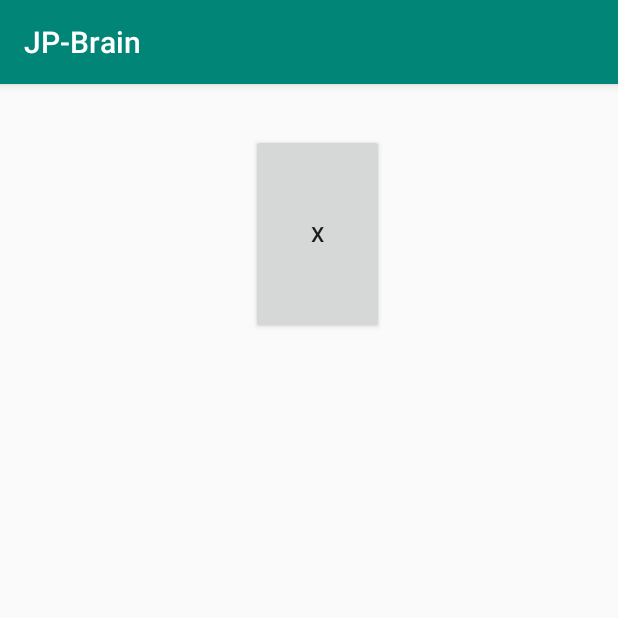
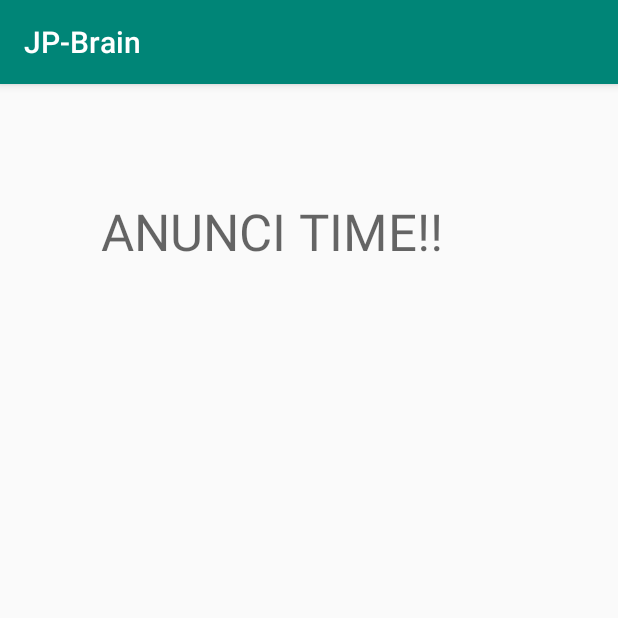
Before and after one commit to JotaPota/JPJP, an Android app: the AdsMobExemple screen opened directly, with no data from a screen before it, on a phone screen of 412 x 824 dp, the top half of it. Run offline under Robolectric (Android 15) with nearby library versions, the phone set to English and light mode, and no system bars; our stand-ins replace AdMob.

```diff
--- a/JPBrain/app/build.gradle
+++ b/JPBrain/app/build.gradle
@@ -28,7 +28,7 @@ dependencies {
     androidTestImplementation 'androidx.test.espresso:espresso-core:3.1.1'
     implementation 'com.google.android.gms:play-services-ads:18.3.0'
     //noinspection GradleCompatible
-    implementation 'com.android.support:support-compat:28.0.0'
+    implementation "com.android.support:support-compat:28.0.0"
 
 
 }
--- a/JPBrain/app/src/main/AndroidManifest.xml
+++ b/JPBrain/app/src/main/AndroidManifest.xml
@@ -2,6 +2,7 @@
 <manifest xmlns:android="http://schemas.android.com/apk/res/android"
     package="com.example.jp_brain">
 
+    <uses-permission android:name="android.permission.INTERNET" />
 
     <application
         android:allowBackup="true"
@@ -10,7 +11,8 @@
         android:roundIcon="@mipmap/ic_launcher_round"
         android:supportsRtl="true"
         android:theme="@style/AppTheme">
-        <activity android:name=".AdsMobExemple"></activity>
+        <activity android:name=".pantalla_final"></activity>
+        <activity android:name=".AdsMobExemple" />
         <activity android:name=".pantalla3" />
         <activity android:name=".pantalla2" />
         <activity android:name=".MainActivity">
@@ -23,7 +25,7 @@
 
         <meta-data
             android:name="com.google.android.gms.ads.APPLICATION_ID"
-            android:value= "ca-app-pub-3940256099942544~3347511713"/>
+            android:value="ca-app-pub-3940256099942544~3347511713" />
     </application>
 
 </manifest>
--- a/JPBrain/app/src/main/java/com/example/jp_brain/AdsMobExemple.java
+++ b/JPBrain/app/src/main/java/com/example/jp_brain/AdsMobExemple.java
@@ -5,6 +5,7 @@ import androidx.appcompat.widget.ButtonBarLayout;
 
 import android.content.Intent;
 import android.os.Bundle;
+import android.os.health.TimerStat;
 import android.view.View;
 import android.widget.Button;
 import android.widget.Toast;
@@ -16,16 +17,36 @@ import com.google.android.gms.ads.MobileAds;
 import com.google.android.gms.ads.initialization.InitializationStatus;
 import com.google.android.gms.ads.initialization.OnInitializationCompleteListener;
 
+import java.util.Timer;
+import java.util.TimerTask;
+
 
 public class AdsMobExemple extends AppCompatActivity {
-    private AdView mAdView;
+    public AdView mAdView;
+    public int sum = 0;
+    public int tSuma = 5;
 
 
     @Override
     protected void onCreate(Bundle savedInstanceState) {
         super.onCreate(savedInstanceState);
         setContentView(R.layout.activity_ads_mob_exemple);
-        Button boto_x = findViewById(R.id.button_x);
+        Timer reloj = new Timer();
+        TimerTask task = new TimerTask() {
+            @Override
+            public void run() {
+                sum = sum + 1;
+
+                if (sum == 5){
+                     Intent i = new Intent(AdsMobExemple.this, pantalla3.class);
+                     startActivity(i);
+                 }
+            }
+        };
+        Toast.makeText(getApplicationContext(),"L'anunci marxara en 5 segons",Toast.LENGTH_LONG).show();
+
+        reloj.schedule(task, 1000, 1000);
+
 
 
 
@@ -35,17 +56,13 @@ public class AdsMobExemple extends AppCompatActivity {
             }
         });
 
-        boto_x.setOnClickListener(new View.OnClickListener() {
-            @Override
-            public void onClick(View v) {
-                Intent i = new Intent(AdsMobExemple.this, pantalla3.class);
-                startActivity(i);
 
-            }
-        });
 
         mAdView = findViewById(R.id.adView);
         AdRequest adRequest = new AdRequest.Builder().build();
         mAdView.loadAd(adRequest);
         };
+
+
+
     }
--- a/JPBrain/app/src/main/res/layout/activity_ads_mob_exemple.xml
+++ b/JPBrain/app/src/main/res/layout/activity_ads_mob_exemple.xml
@@ -2,7 +2,6 @@
 <RelativeLayout xmlns:android="http://schemas.android.com/apk/res/android"
     xmlns:app="http://schemas.android.com/apk/res-auto"
     xmlns:tools="http://schemas.android.com/tools"
-    android:id="@+id/boto_invisible"
     android:layout_width="match_parent"
     android:layout_height="match_parent"
     tools:context=".AdsMobExemple">
@@ -13,35 +12,37 @@
         android:layout_height="wrap_content"
         android:layout_alignParentStart="true"
         android:layout_alignParentLeft="true"
+        android:layout_alignParentTop="true"
         android:layout_alignParentEnd="true"
         android:layout_alignParentRight="true"
         android:layout_alignParentBottom="true"
-        android:layout_marginStart="45dp"
-        android:layout_marginLeft="45dp"
-        android:layout_marginEnd="46dp"
-        android:layout_marginRight="46dp"
-        android:layout_marginBottom="5dp"
+        android:layout_marginStart="48dp"
+        android:layout_marginLeft="48dp"
+        android:layout_marginTop="483dp"
+        android:layout_marginEnd="43dp"
+        android:layout_marginRight="43dp"
+        android:layout_marginBottom="197dp"
         app:adSize="BANNER"
-        app:adUnitId="ca-app-pub-3940256099942544/6300978111"></com.google.android.gms.ads.AdView>
+        app:adUnitId="ca-app-pub-3940256099942544/6300978111"/>
 
-    <Button
-        android:id="@+id/button_x"
-        android:layout_width="wrap_content"
-        android:layout_height="wrap_content"
-        android:layout_above="@+id/adView"
+    <TextView
+        android:id="@+id/textView12"
+        android:layout_width="283dp"
+        android:layout_height="57dp"
         android:layout_alignParentStart="true"
         android:layout_alignParentLeft="true"
         android:layout_alignParentTop="true"
         android:layout_alignParentEnd="true"
         android:layout_alignParentRight="true"
-        android:layout_marginStart="167dp"
-        android:layout_marginLeft="167dp"
-        android:layout_marginTop="33dp"
-        android:layout_marginEnd="156dp"
-        android:layout_marginRight="156dp"
-        android:layout_marginBottom="596dp"
-        android:text="X"
-        tools:visibility="visible" />
+        android:layout_alignParentBottom="true"
+        android:layout_marginStart="67dp"
+        android:layout_marginLeft="67dp"
+        android:layout_marginTop="75dp"
+        android:layout_marginEnd="61dp"
+        android:layout_marginRight="61dp"
+        android:layout_marginBottom="597dp"
+        android:text="ANUNCI TIME!!"
+        android:textAppearance="@style/TextAppearance.AppCompat.Display1" />
 
 
 </RelativeLayout>
--- a/JPBrain/app/src/main/res/layout/activity_main.xml
+++ b/JPBrain/app/src/main/res/layout/activity_main.xml
@@ -17,7 +17,7 @@
         app:layout_constraintLeft_toLeftOf="parent"
         app:layout_constraintRight_toRightOf="parent"
         app:layout_constraintTop_toTopOf="parent"
-        app:layout_constraintVertical_bias="0.106" />
+        app:layout_constraintVertical_bias="0.105" />
 
     <TextView
         android:id="@+id/textView"
@@ -118,7 +118,7 @@
         android:inputType="number"
         app:layout_constraintBottom_toBottomOf="parent"
         app:layout_constraintEnd_toEndOf="parent"
-        app:layout_constraintHorizontal_bias="0.584"
+        app:layout_constraintHorizontal_bias="0.619"
         app:layout_constraintStart_toStartOf="parent"
         app:layout_constraintTop_toTopOf="parent"
         app:layout_constraintVertical_bias="0.726" />
```
Also changed, not shown: JPBrain/app/src/main/java/com/example/jp_brain/MainActivity.java (+14 -3 lines), JPBrain/app/src/main/java/com/example/jp_brain/pantalla3.java (+76 -1 lines), JPBrain/app/src/main/java/com/example/jp_brain/pantalla_final.java (added, +14 -0 lines), JPBrain/app/src/main/res/layout/activity_pantalla3.xml (+21 -23 lines), JPBrain/app/src/main/res/layout/activity_pantalla_final.xml (added, +9 -0 lines).
